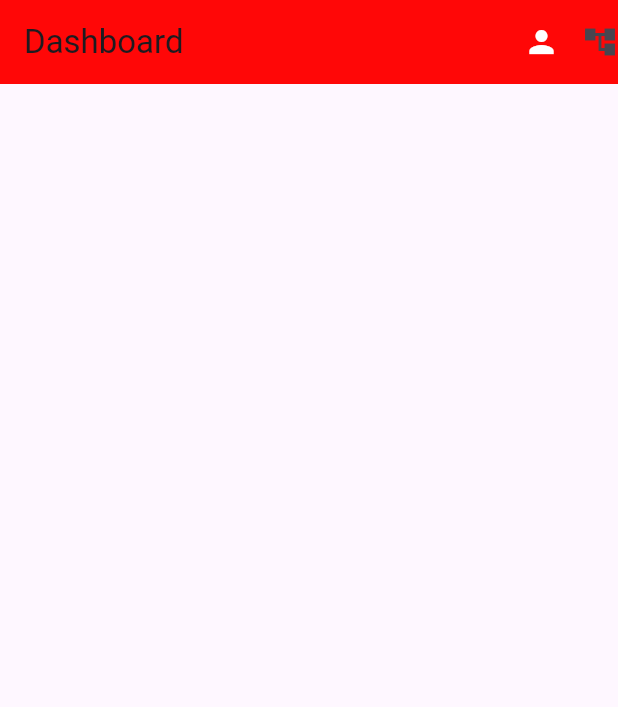
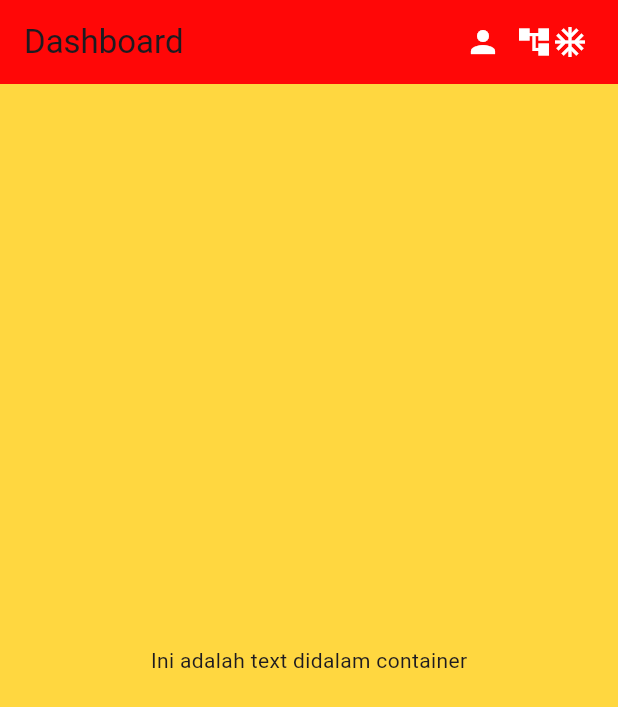
Before and after one commit to IlhamMaulana13/Week5-1123150141, a Flutter app: the screen it shows after launch, on a phone screen of 412 x 824 dp. Shown: the top 707 px of the screen. Run offline on Flutter 3.47's test engine with Material 3 defaults, Android fonts, the phone set to English and light mode, and no system bars.

Commit message:
menambah container

```diff
--- a/lib/main.dart
+++ b/lib/main.dart
@@ -28,17 +28,17 @@ class MyHome extends StatelessWidget {
         backgroundColor: const Color.fromARGB(255, 255, 7, 7),
         actions: const [
           Icon(Icons.person, color: Colors.white),
-          SizedBox(width: 15),
-          Icon(Icons.account_tree)
+          SizedBox(width: 10),
+          Icon(Icons.account_tree, color: Colors.white),
+          Icon(Icons.ac_unit, color: Colors.white),
+          SizedBox(width: 20),
         ],
       ),
-      body: SingleChildScrollView(
-        child: Container(
-          padding: const EdgeInsets.all(20.0),
-          child: const Column(
-            children: [],
-          ),
-        ),
+      body: Container(color: Colors.amberAccent,
+      width: double.infinity,
+      height: double.infinity,
+      alignment: Alignment.center,
+      child: Text("Ini adalah text didalam container"),
       ),
     );
   }
```
